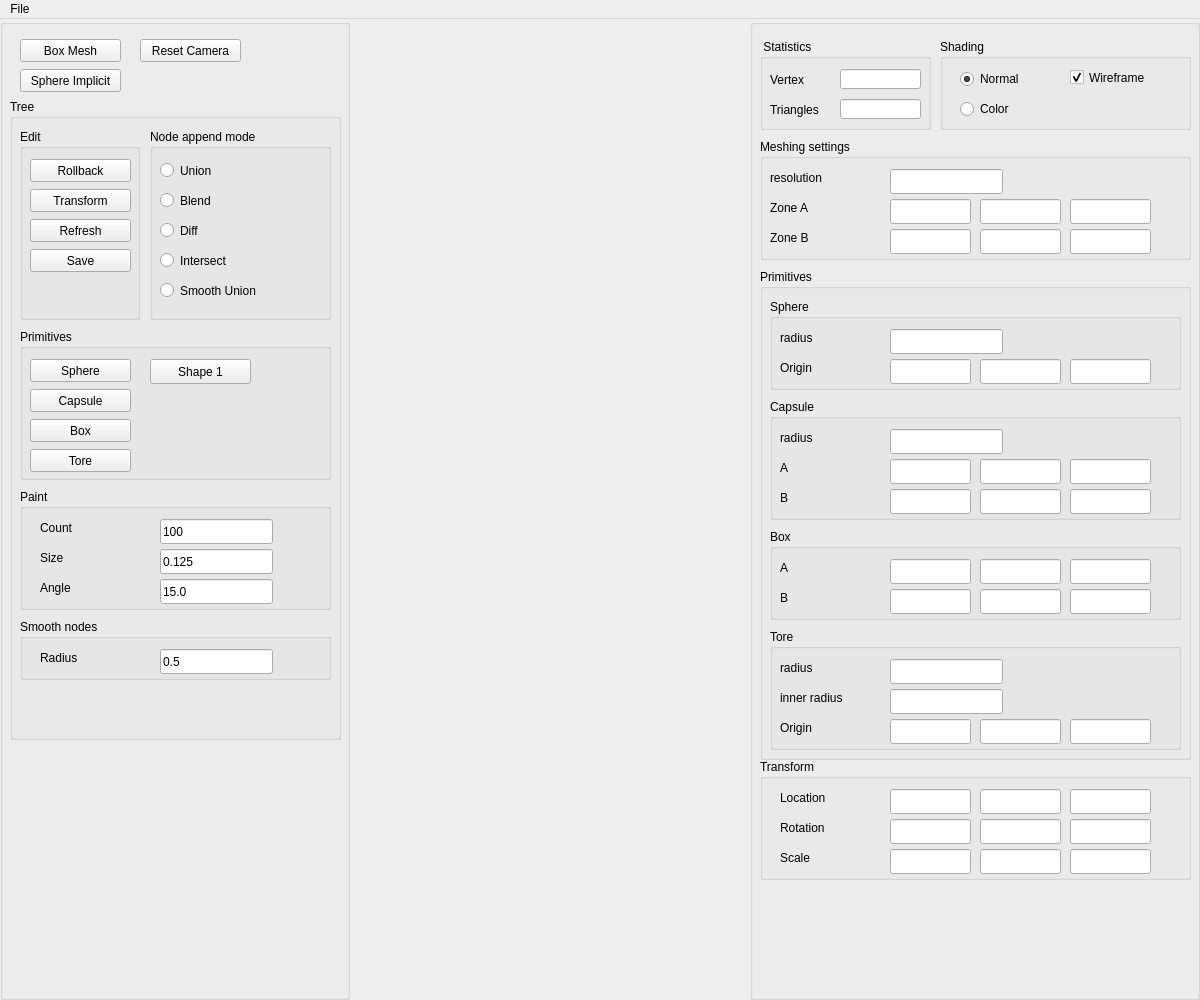
The window that AppTinyMesh/UI/interface.ui (Zyl0/MGWorkspace) describes before a commit, drawn with Qt 5.
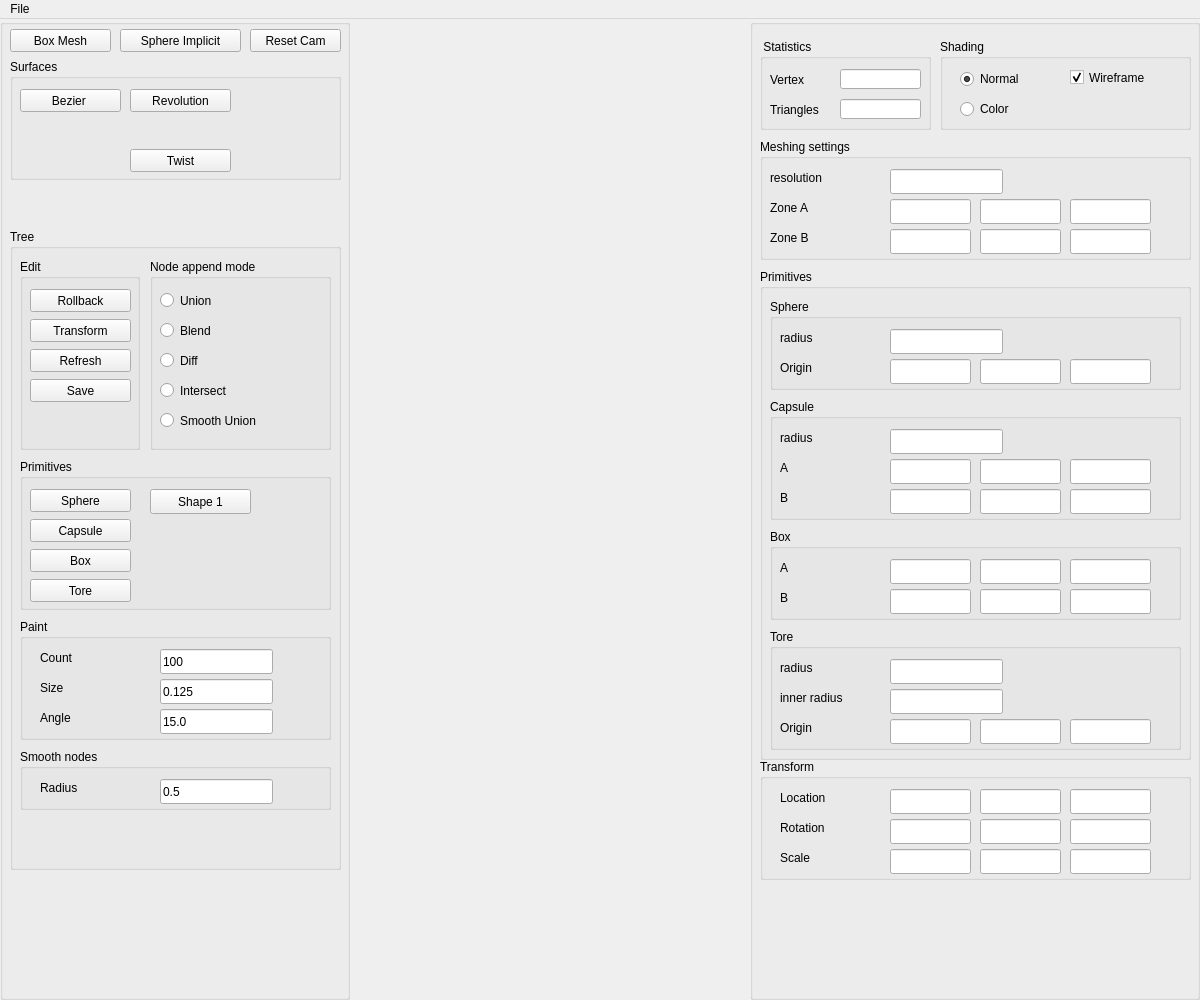
The same window after the commit.

What changed in the file:
```diff
--- a/AppTinyMesh/UI/interface.ui
+++ b/AppTinyMesh/UI/interface.ui
@@ -59,8 +59,8 @@
       <widget class="QPushButton" name="boxMesh">
        <property name="geometry">
         <rect>
-         <x>20</x>
-         <y>20</y>
+         <x>10</x>
+         <y>10</y>
          <width>101</width>
          <height>23</height>
         </rect>
@@ -83,9 +83,9 @@
       <widget class="QPushButton" name="resetcameraButton">
        <property name="geometry">
         <rect>
-         <x>140</x>
-         <y>20</y>
-         <width>101</width>
+         <x>250</x>
+         <y>10</y>
+         <width>91</width>
          <height>23</height>
         </rect>
        </property>
@@ -93,7 +93,7 @@
         <string>&lt;html&gt;&lt;head/&gt;&lt;body&gt;&lt;p&gt;&lt;span style=&quot; color:#5500ff;&quot;&gt;Callback #03&lt;/span&gt;&lt;/p&gt;&lt;p&gt;&lt;span style=&quot; font-style:italic; color:#aa00ff;&quot;&gt;Create Eurographics 1996 Bird&lt;/span&gt;&lt;/p&gt;&lt;/body&gt;&lt;/html&gt;</string>
        </property>
        <property name="text">
-        <string>Reset Camera</string>
+        <string>Reset Cam</string>
        </property>
        <property name="checkable">
         <bool>true</bool>
@@ -111,9 +111,9 @@
       <widget class="QPushButton" name="sphereImplicit">
        <property name="geometry">
         <rect>
-         <x>20</x>
-         <y>50</y>
-         <width>101</width>
+         <x>120</x>
+         <y>10</y>
+         <width>121</width>
          <height>23</height>
         </rect>
        </property>
@@ -136,7 +136,7 @@
        <property name="geometry">
         <rect>
          <x>10</x>
-         <y>80</y>
+         <y>210</y>
          <width>331</width>
          <height>641</height>
         </rect>
@@ -584,6 +584,91 @@
         </widget>
        </widget>
       </widget>
+      <widget class="QGroupBox" name="groupBox_16">
+       <property name="geometry">
+        <rect>
+         <x>10</x>
+         <y>40</y>
+         <width>331</width>
+         <height>121</height>
+        </rect>
+       </property>
+       <property name="title">
+        <string>Surfaces</string>
+       </property>
+       <widget class="QPushButton" name="BezierMesh">
+        <property name="geometry">
+         <rect>
+          <x>10</x>
+          <y>30</y>
+          <width>101</width>
+          <height>23</height>
+         </rect>
+        </property>
+        <property name="toolTip">
+         <string>&lt;!DOCTYPE HTML PUBLIC &quot;-//W3C//DTD HTML 4.0//EN&quot; &quot;http://www.w3.org/TR/REC-html40/strict.dtd&quot;&gt;
+&lt;html&gt;&lt;head&gt;&lt;meta name=&quot;qrichtext&quot; content=&quot;1&quot; /&gt;&lt;style type=&quot;text/css&quot;&gt;
+p, li { white-space: pre-wrap; }
+&lt;/style&gt;&lt;/head&gt;&lt;body style=&quot; font-family:'MS Shell Dlg 2'; font-size:8pt; font-weight:400; font-style:normal;&quot;&gt;
+&lt;p style=&quot; margin-top:0px; margin-bottom:0px; margin-left:0px; margin-right:0px; -qt-block-indent:0; text-indent:0px;&quot;&gt;&lt;span style=&quot; color:#5500ff;&quot;&gt;Callback #01&lt;/span&gt;&lt;/p&gt;
+&lt;p style=&quot; margin-top:0px; margin-bottom:0px; margin-left:0px; margin-right:0px; -qt-block-indent:0; text-indent:0px;&quot;&gt;&lt;span style=&quot; font-style:italic; color:#aa00ff;&quot;&gt;Create Eurographics 1996 Bear&lt;/span&gt;&lt;/p&gt;&lt;/body&gt;&lt;/html&gt;</string>
+        </property>
+        <property name="text">
+         <string>Bezier </string>
+        </property>
+        <property name="checkable">
+         <bool>false</bool>
+        </property>
+       </widget>
+       <widget class="QPushButton" name="RevolutionMesh">
+        <property name="geometry">
+         <rect>
+          <x>120</x>
+          <y>30</y>
+          <width>101</width>
+          <height>23</height>
+         </rect>
+        </property>
+        <property name="toolTip">
+         <string>&lt;!DOCTYPE HTML PUBLIC &quot;-//W3C//DTD HTML 4.0//EN&quot; &quot;http://www.w3.org/TR/REC-html40/strict.dtd&quot;&gt;
+&lt;html&gt;&lt;head&gt;&lt;meta name=&quot;qrichtext&quot; content=&quot;1&quot; /&gt;&lt;style type=&quot;text/css&quot;&gt;
+p, li { white-space: pre-wrap; }
+&lt;/style&gt;&lt;/head&gt;&lt;body style=&quot; font-family:'MS Shell Dlg 2'; font-size:8pt; font-weight:400; font-style:normal;&quot;&gt;
+&lt;p style=&quot; margin-top:0px; margin-bottom:0px; margin-left:0px; margin-right:0px; -qt-block-indent:0; text-indent:0px;&quot;&gt;&lt;span style=&quot; color:#5500ff;&quot;&gt;Callback #01&lt;/span&gt;&lt;/p&gt;
+&lt;p style=&quot; margin-top:0px; margin-bottom:0px; margin-left:0px; margin-right:0px; -qt-block-indent:0; text-indent:0px;&quot;&gt;&lt;span style=&quot; font-style:italic; color:#aa00ff;&quot;&gt;Create Eurographics 1996 Bear&lt;/span&gt;&lt;/p&gt;&lt;/body&gt;&lt;/html&gt;</string>
+        </property>
+        <property name="text">
+         <string>Revolution</string>
+        </property>
+        <property name="checkable">
+         <bool>false</bool>
+        </property>
+       </widget>
+       <widget class="QPushButton" name="TwistSDF">
+        <property name="geometry">
+         <rect>
+          <x>120</x>
+          <y>90</y>
+          <width>101</width>
+          <height>23</height>
+         </rect>
+        </property>
+        <property name="toolTip">
+         <string>&lt;!DOCTYPE HTML PUBLIC &quot;-//W3C//DTD HTML 4.0//EN&quot; &quot;http://www.w3.org/TR/REC-html40/strict.dtd&quot;&gt;
+&lt;html&gt;&lt;head&gt;&lt;meta name=&quot;qrichtext&quot; content=&quot;1&quot; /&gt;&lt;style type=&quot;text/css&quot;&gt;
+p, li { white-space: pre-wrap; }
+&lt;/style&gt;&lt;/head&gt;&lt;body style=&quot; font-family:'MS Shell Dlg 2'; font-size:8pt; font-weight:400; font-style:normal;&quot;&gt;
+&lt;p style=&quot; margin-top:0px; margin-bottom:0px; margin-left:0px; margin-right:0px; -qt-block-indent:0; text-indent:0px;&quot;&gt;&lt;span style=&quot; color:#5500ff;&quot;&gt;Callback #01&lt;/span&gt;&lt;/p&gt;
+&lt;p style=&quot; margin-top:0px; margin-bottom:0px; margin-left:0px; margin-right:0px; -qt-block-indent:0; text-indent:0px;&quot;&gt;&lt;span style=&quot; font-style:italic; color:#aa00ff;&quot;&gt;Create Eurographics 1996 Bear&lt;/span&gt;&lt;/p&gt;&lt;/body&gt;&lt;/html&gt;</string>
+        </property>
+        <property name="text">
+         <string>Twist</string>
+        </property>
+        <property name="checkable">
+         <bool>false</bool>
+        </property>
+       </widget>
+      </widget>
      </widget>
     </item>
     <item>
```
